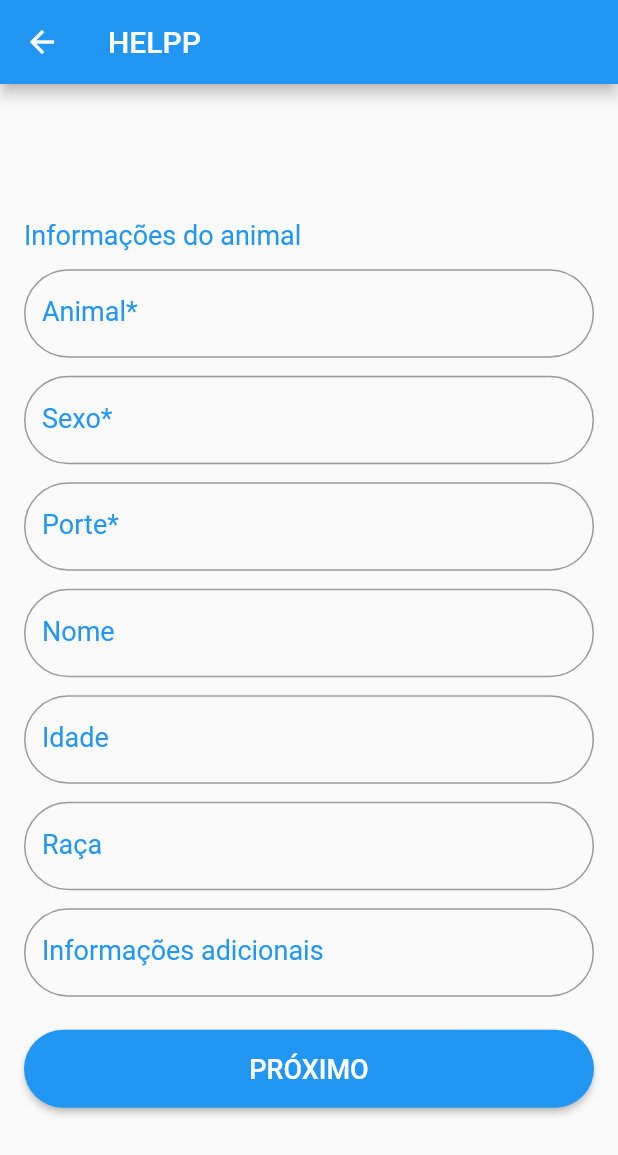
After one commit to IronSon98/HELPP, a Flutter app: the AdoptionPageOne screen opened directly, on a phone screen of 412 x 824 dp. The commit adds this screen. Shown: the top 1155 px of the screen. Run offline on Flutter 3.47's test engine with Material 2 defaults, Android fonts, the light colour scheme and no system bars; our stand-ins replace cloud_firestore, firebase_auth; accounts and stored records are empty.

Commit message:
implementação doação de animais

```diff
--- /dev/null
+++ b/helpp/lib/models/animal.dart
@@ -0,0 +1,56 @@
+
+class Animal {
+
+  String _tipo;
+  String _sexo;
+  String _porte;
+  String _nomeAnimal ;
+  String _idade;
+  String _raca;
+  String _informacoesAdicionais;
+
+  Animal();
+
+  String get tipo => _tipo;
+
+  set tipo(String value) {
+    _tipo = value;
+  }
+
+  String get sexo => _sexo;
+
+  set sexo(String value) {
+    _sexo = value;
+  }
+
+  String get porte => _porte;
+
+  set porte(String value) {
+    _porte = value;
+  }
+
+  String get nomeAnimal => _nomeAnimal;
+
+  set nomeAnimal(String value) {
+    _nomeAnimal = value;
+  }
+
+  String get idade => _idade;
+
+  set idade(String value) {
+    _idade = value;
+  }
+
+  String get raca => _raca;
+
+  set raca(String value) {
+    _raca = value;
+  }
+
+  String get informacoesAdicionais => _informacoesAdicionais;
+
+  set informacoesAdicionais(String value) {
+    _informacoesAdicionais = value;
+  }
+
+}
--- /dev/null
+++ b/helpp/lib/pages/adoption_page_one.dart
@@ -0,0 +1,239 @@
+import 'package:flutter/material.dart';
+import 'package:helpp/models/animal.dart';
+import 'package:helpp/widgets/app_button.dart';
+import 'package:helpp/widgets/app_text.dart';
+import 'package:helpp/utils/nav.dart';
+import 'package:helpp/pages/adoption_page_two.dart';
+
+class AdoptionPageOne extends StatefulWidget {
+  @override
+  _AdoptionPageOneState createState() => _AdoptionPageOneState();
+}
+
+class _AdoptionPageOneState extends State<AdoptionPageOne> {
+  final _formKey = GlobalKey<FormState>();
+
+  //Informações do animal
+  final _tAnimal = TextEditingController();
+  final _tSexo = TextEditingController();
+  final _tPorte = TextEditingController();
+  final _tNomeAnimal = TextEditingController();
+  final _tIdade =  TextEditingController();
+  final _tRaca = TextEditingController();
+  final _tInformacoesAdicionais = TextEditingController();
+
+  //Focus
+  final _focusSexo = FocusNode();
+  final _focusPorte = FocusNode();
+  final _focusNomeAnimal = FocusNode();
+  final _focusIdade = FocusNode();
+  final _focusRaca = FocusNode();
+  final _focusInformacoesAdicionais = FocusNode();
+
+  @override
+  void initState() {
+    super.initState();
+  }
+
+  @override
+  Widget build(BuildContext context) {
+    return Scaffold(
+      appBar: AppBar(
+        title:Text("HELPP",),
+      ),
+
+      body: _body(),
+    );
+  }
+
+  _body() {
+    return Form(
+      key: _formKey,
+        child: Container (
+          padding: EdgeInsets.all(16),
+          child: Center (
+            child: SingleChildScrollView (
+              child: Column (
+                crossAxisAlignment: CrossAxisAlignment.stretch,
+                children: <Widget>[
+
+                  SizedBox(height: 5,),
+
+                  Text(
+                        "Informações do animal",
+                        style: TextStyle(
+                          color: Color(0xFF2196F3),
+                          fontSize: 18
+                        )
+                      ),
+
+                  SizedBox(height: 12,),
+
+                  AppText("Animal*",
+                  "Digite qual é o animal",
+                  controller: _tAnimal,
+                  sizeText: 18,
+                  validator: _validarAnimal,
+                  keyboardType: TextInputType.text,
+                  textInputAction: TextInputAction.next,
+                  nextFocus: _focusSexo),
+
+                  SizedBox(height: 12,),
+
+                  AppText("Sexo*",
+                  "Digite o sexo do animal",
+                  controller: _tSexo,
+                  sizeText: 18,
+                  validator: _validarSexo,
+                  keyboardType: TextInputType.text,
+                  focusNode: _focusSexo,
+                  textInputAction: TextInputAction.next,
+                  nextFocus: _focusPorte),
+
+                  SizedBox(height: 12,),
+
+                  AppText("Porte*",
+                  "Digite o porte do animal",
+                  controller: _tPorte,
+                  sizeText: 18,
+                  validator: _validarPorte,
+                  keyboardType: TextInputType.text,
+                  focusNode: _focusPorte,
+                  textInputAction: TextInputAction.next,
+                  nextFocus: _focusNomeAnimal),
+
+                  SizedBox(height: 12,),
+
+                  AppText("Nome",
+                  "Digite o nome do animal",
+                  controller: _tNomeAnimal,
+                  sizeText: 18,
+                  keyboardType: TextInputType.text,
+                  focusNode: _focusNomeAnimal,
+                  textInputAction: TextInputAction.next,
+                  nextFocus: _focusIdade),
+
+                  SizedBox(height: 12,),
+
+                  AppText("Idade",
+                  "Digite a idade do animal",
+                  controller: _tIdade,
+                  sizeText: 18,
+                  keyboardType: TextInputType.number,
+                  focusNode: _focusIdade,
+                  textInputAction: TextInputAction.next,
+                  nextFocus: _focusRaca),
+
+                  SizedBox(height: 12,),
+
+                  AppText("Raça",
+                  "Digite a raça do animal",
+                  controller: _tRaca,
+                  sizeText: 18,
+                  keyboardType: TextInputType.text,
+                  focusNode: _focusRaca,
+                  textInputAction: TextInputAction.next,
+                  nextFocus: _focusInformacoesAdicionais),
+
+                  SizedBox(height: 12,),
+
+                  AppText("Informações adicionais",
+                  "Digite informações adicionais",
+                  controller: _tInformacoesAdicionais,
+                  sizeText: 18,
+                  keyboardType: TextInputType.text,
+                  focusNode: _focusInformacoesAdicionais),
+
+                  SizedBox(height: 22,),
+
+                  AppButton(
+                    "PRÓXIMO",
+                    onPressed: _onNextPage,
+                  ),
+                ],
+              ),
+            ),
+          ),
+        ),
+    );
+  }
+
+  void _onNextPage() async {
+    // Validação do formulário
+    bool formOk = _formKey.currentState.validate();
+    if(!formOk) {
+      return;
+    }
+
+    String _tipo = _tAnimal.text;
+    String _sexo = _tSexo.text;
+    String _porte = _tPorte.text;
+    String _nomeAnimal = _tNomeAnimal.text;
+    String _idade = _tIdade.text;
+    String _raca = _tRaca.text;
+    String _informacoesAdicionais = _tInformacoesAdicionais.text;
+
+    Animal animal = new Animal();
+
+    animal.tipo = _tipo;
+    animal.sexo = _sexo;
+    animal.porte = _porte;
+    animal.nomeAnimal = _nomeAnimal;
+    animal.idade = _idade;
+    animal.raca = _raca;
+    animal.informacoesAdicionais = _informacoesAdicionais;
+
+    push(context, AdoptionPageTwo(animal));
+  }
+
+
+  String _validarAnimal(String animal) {
+    if(animal.isEmpty) {
+      return "Digite o animal";
+    }
+    return null;
+  }
+
+  String _validarSexo(String sexo) {
+    if(sexo.isEmpty) {
+      return "Digite o sexo do animal";
+    }
+    return null;
+  }
+
+  String _validarPorte(String porte) {
+    if(porte.isEmpty) {
+      return "Digite o porte do animal";
+    }
+    return null;
+  }
+
+  /*String _validarNomeAnimal(String nomeAnimal) {
+    if(nomeAnimal.isEmpty) {
+      return "Digite o nome do animal";
+    }
+    return null;
+  }*/
+
+  /*String _validarIdade(String idade) {
+    if(idade.isEmpty) {
+      return "Digite a idade do animal";
+    }
+    return null;
+  }*/
+
+  /*String _validarRaca(String raca) {
+    if(raca.isEmpty) {
+      return "Digite a raça do animal";
+    }
+    return null;
+  }*/
+
+  /*String _validarInformacoesAdicionais(String informacoesAdicionais) {
+    if(informacoesAdicionais.isEmpty) {
+      return "Digite informações adicionais";
+    }
+    return null;
+  }*/
+
+}
--- a/helpp/pubspec.yaml
+++ b/helpp/pubspec.yaml
@@ -51,6 +51,7 @@ flutter:
   # To add assets to your application, add an assets section, like this:
   assets:
     - imagens/logo_03.jpg
+    - imagens/logo_adocao.JPG
 
   # An image asset can refer to one or more resolution-specific "variants", see
   # https://flutter.dev/assets-and-images/#resolution-aware.
```
Also changed, not shown: helpp/lib/models/anunciante.dart (added, +35 -0 lines), helpp/lib/pages/adoption_page_two.dart (added, +194 -0 lines), helpp/lib/pages/home_page.dart (+33 -7 lines), helpp/imagens/logo_adocao.JPG (added), helpp/lib/utils/nav.dart (line endings or trailing spaces).
